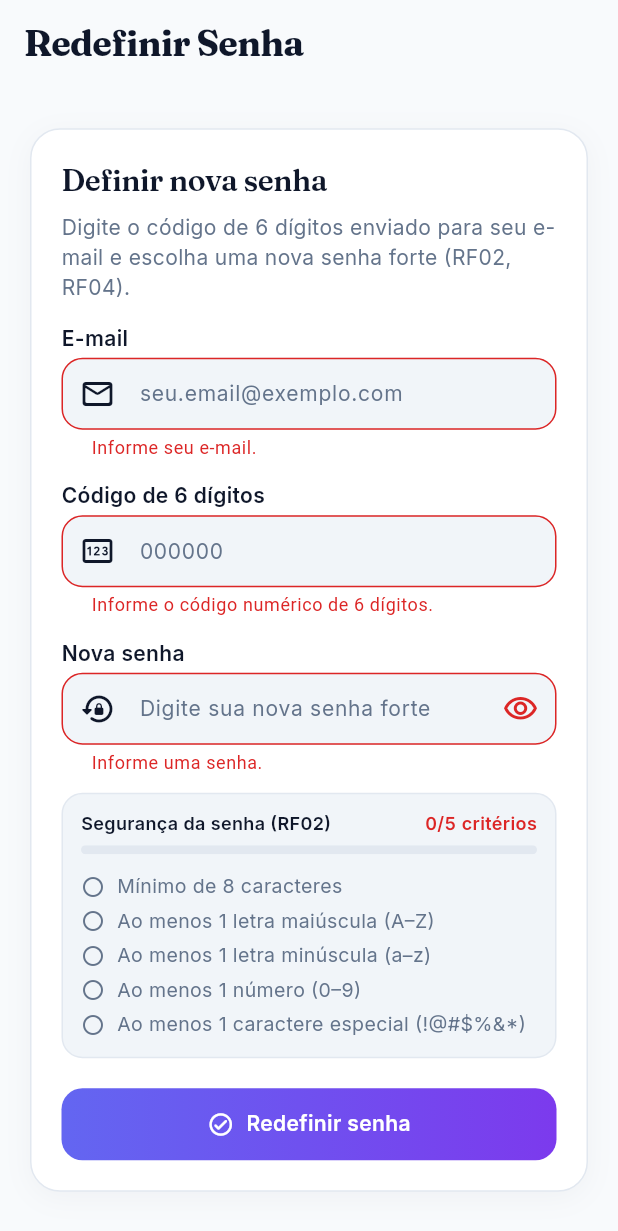
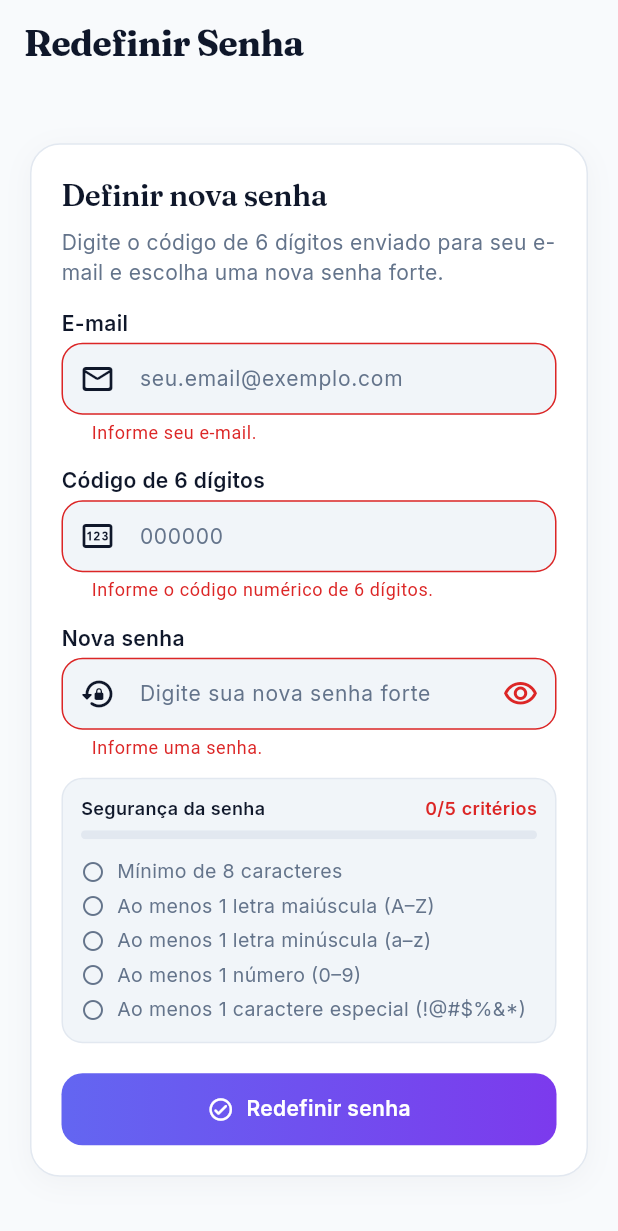
Before and after one commit to CarolinaCalincaa/ads-tg-mobile, a Flutter app: the ResetPasswordScreen screen opened by its route, after a tap on "Redefinir senha", on a phone screen of 412 x 824 dp. Shown: the top 1231 px of the screen. Run offline on Flutter 3.47's test engine with Material 3 defaults, Android fonts, the phone set to English and light mode, and no system bars; our stand-ins replace dio, equatable, flutter_local_notifications, flutter_riverpod, flutter_secure_storage, go_router and 2 more; missing offline and left inert: dart:html; accounts and stored records are empty; network calls fail.

Commit message:
Remove códigos de requisitos acadêmicos dos títulos e descrições visíveis ao usuário

```diff
--- a/lib/features/auth/presentation/screens/forgot_password_screen.dart
+++ b/lib/features/auth/presentation/screens/forgot_password_screen.dart
@@ -118,7 +118,7 @@ class _ForgotPasswordScreenState extends ConsumerState<ForgotPasswordScreen> {
                       ),
                       const SizedBox(height: AppSpacing.xs),
                       Text(
-                        'Informe seu e-mail e enviaremos um código numérico de 6 dígitos com validade de 15 minutos (RF04).',
+                        'Informe seu e-mail e enviaremos um código numérico de 6 dígitos com validade de 15 minutos.',
                         style: AppTypography.bodyMedium,
                       ),
                       const SizedBox(height: AppSpacing.md),
--- a/lib/features/auth/presentation/screens/reset_password_screen.dart
+++ b/lib/features/auth/presentation/screens/reset_password_screen.dart
@@ -145,7 +145,7 @@ class _ResetPasswordScreenState extends ConsumerState<ResetPasswordScreen> {
                       ),
                       const SizedBox(height: AppSpacing.xs),
                       Text(
-                        'Digite o código de 6 dígitos enviado para seu e-mail e escolha uma nova senha forte (RF02, RF04).',
+                        'Digite o código de 6 dígitos enviado para seu e-mail e escolha uma nova senha forte.',
                         style: AppTypography.bodyMedium,
                       ),
                       const SizedBox(height: AppSpacing.md),
--- a/lib/features/auth/presentation/widgets/password_strength_checklist.dart
+++ b/lib/features/auth/presentation/widgets/password_strength_checklist.dart
@@ -55,7 +55,7 @@ abstract final class PasswordStrengthValidator {
       return 'Informe uma senha.';
     }
     if (!isStrong(password)) {
-      return 'A senha deve atender a todos os 5 critérios de segurança (RF02).';
+      return 'A senha deve atender a todos os 5 critérios de segurança.';
     }
     return null;
   }
@@ -96,7 +96,7 @@ class PasswordStrengthChecklist extends StatelessWidget {
             children: <Widget>[
               Expanded(
                 child: Text(
-                  'Segurança da senha (RF02)',
+                  'Segurança da senha',
                   style: AppTypography.chipLabel.copyWith(
                     color: AppColors.textPrimary,
                   ),
--- a/lib/features/auth/presentation/widgets/sleep_hours_selector_card.dart
+++ b/lib/features/auth/presentation/widgets/sleep_hours_selector_card.dart
@@ -84,7 +84,7 @@ class _SleepHoursSelectorCardState extends State<SleepHoursSelectorCard> {
                   crossAxisAlignment: CrossAxisAlignment.start,
                   children: <Widget>[
                     Text(
-                      'Horas Diárias de Sono (RF05 / RN02)',
+                      'Horas Diárias de Sono',
                       style: AppTypography.cardTitle,
                     ),
                     Text(
```
Also changed, not shown: 3 other files.
